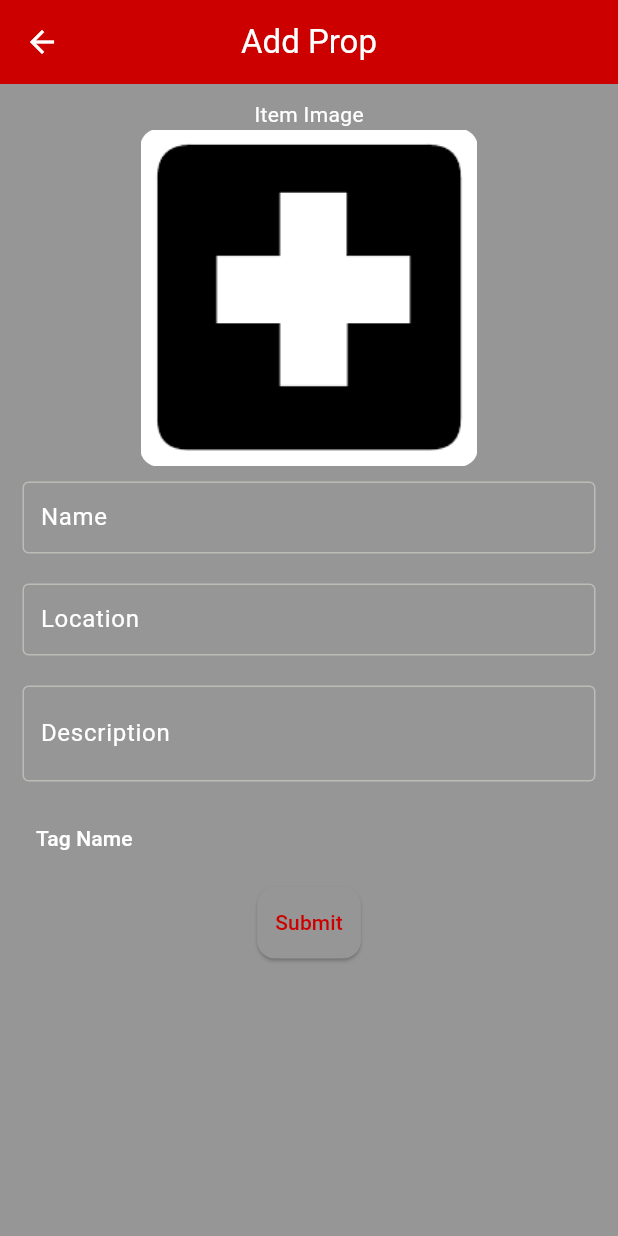
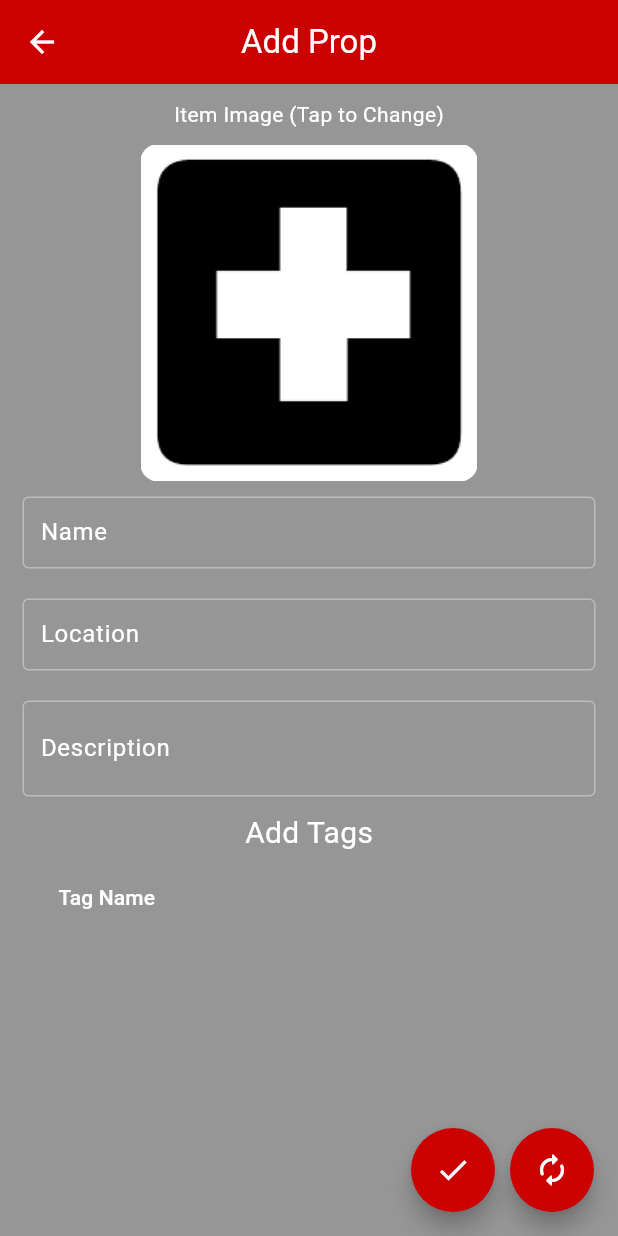
Before and after one commit to StarFall1411/stage_manager, a Flutter app: the AddItemPage screen opened directly with empty values, on a phone screen of 412 x 824 dp. Run offline on Flutter 3.47's test engine with Material 3 defaults, Android fonts, the light colour scheme and no system bars; our stand-ins replace image_picker, isar; accounts and stored records are empty; generated files the repository leaves out were written again.

Commit message:
WIP submit buttons

```diff
--- a/lib/pages/add_item.dart
+++ b/lib/pages/add_item.dart
@@ -46,6 +46,7 @@ class _AddItemPageState extends State<AddItemPage> {
         centerTitle: true,
         title: Text(title),
       ),
+      floatingActionButton: _submitButtons(),
       body: _body(),
     );
   }
@@ -59,14 +60,16 @@ class _AddItemPageState extends State<AddItemPage> {
             child: Column(
               children: [
                 Expanded(
-                  child: ListView(
-                    shrinkWrap: true,
-                    children: [Column(
+                  child: ListView(shrinkWrap: true, children: [
+                    Column(
                       children: [
                         const SizedBox(
                           height: 10.0,
                         ),
-                        const Text('Item Image'),
+                        const Text('Item Image (Tap to Change)'),
+                        SizedBox(
+                          height: 10.0,
+                        ),
                         GestureDetector(
                           onTap: () async {
                             await _showOptions();
@@ -91,8 +94,9 @@ class _AddItemPageState extends State<AddItemPage> {
                                 ),
                         ),
                         //TODO put a button to default to the default photo
-                        //TODO put something to help the user to know to tap to take a new photo
-                        SizedBox(height: 10.0,),
+                        SizedBox(
+                          height: 10.0,
+                        ),
                         SizedBox(
                           width: screenWidth - 30.0, //TODO decide on width
                           child: TextField(
@@ -138,13 +142,17 @@ class _AddItemPageState extends State<AddItemPage> {
                           ),
                         ),
                         SizedBox(height: 10.0),
-                        _tagTable(widget.tags),
-                        Card(
-                          child: _submitButton(),
-                        )
+                        Text(
+                          "Add Tags",
+                          textAlign: TextAlign.start,
+                          style: TextStyle(fontSize: 20.0),
+                        ),
+                        SizedBox(
+                            width: screenWidth - 30.0,
+                            child: _tagTable(widget.tags)),
                       ],
-                    ),]
                     ),
+                  ]),
                 ),
               ],
             ),
@@ -154,21 +162,36 @@ class _AddItemPageState extends State<AddItemPage> {
     );
   }
 
-  Widget _submitButton(){
-    return TextButton(
-      //TODO create dialog confirming item has been made
-      onPressed: () async{
+  Widget _submitButtons() {
+    return Row(
+      mainAxisAlignment: MainAxisAlignment.end,
+      children: [
+        _addButton(),
+        SizedBox(
+          width: 10.0,
+        ),
+        _addAnotherButton(),
+      ],
+    );
+  }
+
+  Widget _addButton() {
+    return FloatingActionButton(
+      heroTag: "btn1",
+      onPressed: () async {
         IsarService isar = IsarService();
 
         String itemImagePath;
-        if(_image != null){
-          final Directory applicationDocDirect = await getApplicationDocumentsDirectory();
+        if (_image != null) {
+          final Directory applicationDocDirect =
+              await getApplicationDocumentsDirectory();
           final String copyToPath = applicationDocDirect.path;
           //TODO filename goes here
 
-          final File newImage = await _image!.copy('$copyToPath/${nameController.value.text}${_random(1, 1000).toString()}.png');
+          final File newImage = await _image!.copy(
+              '$copyToPath/${nameController.value.text}${_random(1, 1000).toString()}.png');
           itemImagePath = newImage.path;
-        }else{
+        } else {
           itemImagePath = _imagePath;
         }
 
@@ -190,8 +213,57 @@ class _AddItemPageState extends State<AddItemPage> {
         FocusScope.of(context).unfocus();
         Navigator.pop(context);
       },
-      //TODO tags go here
-      child: const Text("Submit"),
+      shape: const CircleBorder(),
+      child: const Icon(
+        Icons.check,
+        color: Colors.white,
+      ),
+    );
+  }
+
+  Widget _addAnotherButton() {
+    return FloatingActionButton(
+      heroTag: "btn2",
+      onPressed: () async {
+        IsarService isar = IsarService();
+
+        String itemImagePath;
+        if (_image != null) {
+          final Directory applicationDocDirect =
+              await getApplicationDocumentsDirectory();
+          final String copyToPath = applicationDocDirect.path;
+          //TODO filename goes here
+
+          final File newImage = await _image!.copy(
+              '$copyToPath/${nameController.value.text}${_random(1, 1000).toString()}.png');
+          itemImagePath = newImage.path;
+        } else {
+          itemImagePath = _imagePath;
+        }
+
+        //Creates new item, then inserts it(Initializes links)
+        InventoryItem newItem = InventoryItem(
+            nameController.value.text,
+            itemImagePath,
+            descriptionController.value.text,
+            locationController.value.text,
+            widget.addItemType);
+        isar.addItem(newItem);
+        //Sets the links
+        isar.addTagsToItem(newItem, selectedTags);
+        //Cleans stuff up on the page
+        nameController.clear();
+        locationController.clear();
+        descriptionController.clear();
+        setState(() {});
+        FocusScope.of(context).unfocus();
+        Navigator.pop(context);
+      },
+      shape: const CircleBorder(),
+      child: const Icon(
+        Icons.autorenew_rounded,
+        color: Colors.white,
+      ),
     );
   }
 
@@ -254,7 +326,7 @@ class _AddItemPageState extends State<AddItemPage> {
     final pickedImage =
         await picker.pickImage(source: ImageSource.gallery); //getImage?
 
-    setState((){
+    setState(() {
       if (pickedImage != null) {
         _image = File(pickedImage.path);
       }
```
Lines whose indentation alone changed are shown as unchanged.
